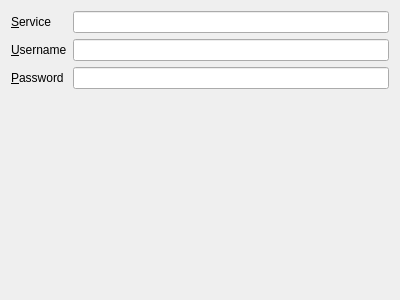
Before: the Qt Designer form libs/ui/pppoe.ui in KDE/networkmanagement, drawn with Qt 5.
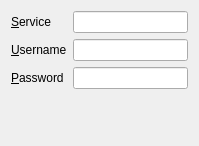
After: the same form once the commit is applied. Custom widgets are drawn as their Qt base class.

Diff of the .ui file:
```diff
--- a/libs/ui/pppoe.ui
+++ b/libs/ui/pppoe.ui
@@ -5,8 +5,8 @@
    <rect>
     <x>0</x>
     <y>0</y>
-    <width>400</width>
-    <height>300</height>
+    <width>199</width>
+    <height>146</height>
    </rect>
   </property>
   <property name="windowTitle" >
```
